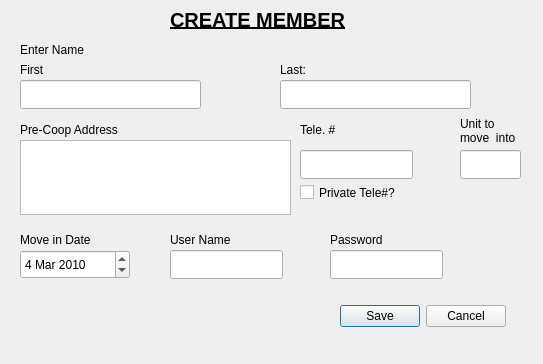
The window that src/view/CreateUser.ui (RachelSugar/cooper) describes before a commit, drawn with Qt 5.
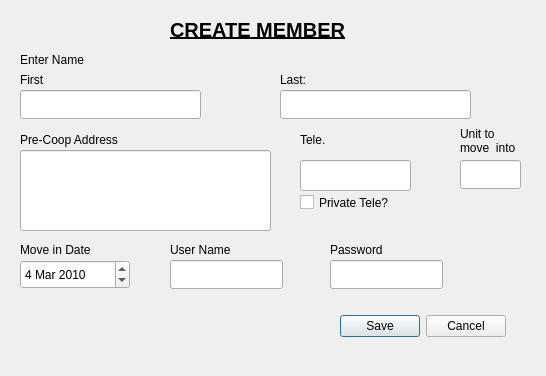
The same window after the commit.

Commit message: Inserting CreateUser files

What changed in the file:
```diff
--- a/src/view/CreateUser.ui
+++ b/src/view/CreateUser.ui
@@ -1,45 +1,22 @@
 <ui version="4.0" >
- <class>Dialog</class>
- <widget class="QDialog" name="Dialog" >
+ <class>CreateUser</class>
+ <widget class="QWidget" name="CreateUser" >
   <property name="geometry" >
    <rect>
     <x>0</x>
     <y>0</y>
-    <width>543</width>
-    <height>364</height>
+    <width>546</width>
+    <height>376</height>
    </rect>
   </property>
   <property name="windowTitle" >
-   <string>Dialog</string>
+   <string>Form</string>
   </property>
-  <widget class="QLineEdit" name="firstName" >
-   <property name="geometry" >
-    <rect>
-     <x>20</x>
-     <y>80</y>
-     <width>181</width>
-     <height>29</height>
-    </rect>
-   </property>
-   <property name="text" >
-    <string/>
-   </property>
-  </widget>
-  <widget class="QLineEdit" name="lastName" >
-   <property name="geometry" >
-    <rect>
-     <x>280</x>
-     <y>80</y>
-     <width>191</width>
-     <height>29</height>
-    </rect>
-   </property>
-  </widget>
   <widget class="QLabel" name="label_2" >
    <property name="geometry" >
     <rect>
      <x>280</x>
-     <y>60</y>
+     <y>70</y>
      <width>61</width>
      <height>19</height>
     </rect>
@@ -48,24 +25,21 @@
     <string>Last:</string>
    </property>
   </widget>
-  <widget class="QLabel" name="label" >
+  <widget class="QLineEdit" name="userName" >
    <property name="geometry" >
     <rect>
-     <x>20</x>
-     <y>60</y>
-     <width>61</width>
-     <height>19</height>
+     <x>170</x>
+     <y>260</y>
+     <width>113</width>
+     <height>29</height>
     </rect>
    </property>
-   <property name="text" >
-    <string>First</string>
-   </property>
   </widget>
   <widget class="QLabel" name="label_3" >
    <property name="geometry" >
     <rect>
      <x>20</x>
-     <y>40</y>
+     <y>50</y>
      <width>81</width>
      <height>19</height>
     </rect>
@@ -74,60 +48,49 @@
     <string>Enter Name</string>
    </property>
   </widget>
-  <widget class="QTextEdit" name="pastAddress" >
+  <widget class="QDialogButtonBox" name="saveCancel" >
    <property name="geometry" >
     <rect>
-     <x>20</x>
-     <y>140</y>
-     <width>271</width>
-     <height>75</height>
+     <x>340</x>
+     <y>310</y>
+     <width>166</width>
+     <height>32</height>
     </rect>
    </property>
+   <property name="standardButtons" >
+    <set>QDialogButtonBox::Cancel|QDialogButtonBox::Save</set>
+   </property>
   </widget>
-  <widget class="QLabel" name="label_4" >
+  <widget class="QLineEdit" name="firstName" >
    <property name="geometry" >
     <rect>
      <x>20</x>
-     <y>120</y>
-     <width>121</width>
-     <height>19</height>
+     <y>90</y>
+     <width>181</width>
+     <height>29</height>
     </rect>
    </property>
    <property name="text" >
-    <string>Pre-Coop Address</string>
+    <string/>
    </property>
   </widget>
-  <widget class="QLineEdit" name="unit" >
+  <widget class="QLineEdit" name="lastName" >
    <property name="geometry" >
     <rect>
-     <x>460</x>
-     <y>150</y>
-     <width>61</width>
+     <x>280</x>
+     <y>90</y>
+     <width>191</width>
      <height>29</height>
     </rect>
    </property>
   </widget>
-  <widget class="QLabel" name="label_5" >
-   <property name="geometry" >
-    <rect>
-     <x>460</x>
-     <y>110</y>
-     <width>71</width>
-     <height>41</height>
-    </rect>
-   </property>
-   <property name="text" >
-    <string>Unit to 
-move  into</string>
-   </property>
-  </widget>
   <widget class="QLineEdit" name="telephone" >
    <property name="geometry" >
     <rect>
      <x>300</x>
-     <y>150</y>
-     <width>113</width>
-     <height>29</height>
+     <y>160</y>
+     <width>111</width>
+     <height>31</height>
     </rect>
    </property>
    <property name="inputMask" >
@@ -137,28 +100,64 @@
     <number>10</number>
    </property>
   </widget>
-  <widget class="QLabel" name="label_6" >
+  <widget class="QLineEdit" name="unit" >
    <property name="geometry" >
     <rect>
-     <x>300</x>
-     <y>120</y>
+     <x>460</x>
+     <y>160</y>
      <width>61</width>
+     <height>29</height>
+    </rect>
+   </property>
+  </widget>
+  <widget class="QLabel" name="label_7" >
+   <property name="geometry" >
+    <rect>
+     <x>20</x>
+     <y>240</y>
+     <width>91</width>
      <height>19</height>
     </rect>
    </property>
    <property name="text" >
-    <string>Tele. #</string>
+    <string>Move in Date</string>
+   </property>
+  </widget>
+  <widget class="QLabel" name="label_8" >
+   <property name="geometry" >
+    <rect>
+     <x>170</x>
+     <y>240</y>
+     <width>81</width>
+     <height>19</height>
+    </rect>
+   </property>
+   <property name="text" >
+    <string>User Name</string>
+   </property>
+  </widget>
+  <widget class="QLineEdit" name="password" >
+   <property name="geometry" >
+    <rect>
+     <x>330</x>
+     <y>260</y>
+     <width>113</width>
+     <height>29</height>
+    </rect>
    </property>
   </widget>
   <widget class="QDateEdit" name="moveInDate" >
    <property name="geometry" >
     <rect>
      <x>20</x>
-     <y>250</y>
+     <y>260</y>
      <width>110</width>
      <height>29</height>
     </rect>
    </property>
+   <property name="buttonSymbols" >
+    <enum>QAbstractSpinBox::UpDownArrows</enum>
+   </property>
    <property name="date" >
     <date>
      <year>2010</year>
@@ -167,57 +166,11 @@
     </date>
    </property>
   </widget>
-  <widget class="QLabel" name="label_7" >
-   <property name="geometry" >
-    <rect>
-     <x>20</x>
-     <y>230</y>
-     <width>91</width>
-     <height>19</height>
-    </rect>
-   </property>
-   <property name="text" >
-    <string>Move in Date</string>
-   </property>
-  </widget>
-  <widget class="QLineEdit" name="userName" >
-   <property name="geometry" >
-    <rect>
-     <x>170</x>
-     <y>250</y>
-     <width>113</width>
-     <height>29</height>
-    </rect>
-   </property>
-  </widget>
-  <widget class="QLineEdit" name="password" >
-   <property name="geometry" >
-    <rect>
-     <x>330</x>
-     <y>250</y>
-     <width>113</width>
-     <height>29</height>
-    </rect>
-   </property>
-  </widget>
-  <widget class="QLabel" name="label_8" >
-   <property name="geometry" >
-    <rect>
-     <x>170</x>
-     <y>230</y>
-     <width>81</width>
-     <height>19</height>
-    </rect>
-   </property>
-   <property name="text" >
-    <string>User Name</string>
-   </property>
-  </widget>
   <widget class="QLabel" name="label_9" >
    <property name="geometry" >
     <rect>
      <x>330</x>
-     <y>230</y>
+     <y>240</y>
      <width>61</width>
      <height>19</height>
     </rect>
@@ -226,24 +179,38 @@
     <string>Password</string>
    </property>
   </widget>
-  <widget class="QDialogButtonBox" name="accept" >
+  <widget class="QCheckBox" name="privateTele" >
    <property name="geometry" >
     <rect>
-     <x>340</x>
-     <y>300</y>
-     <width>166</width>
-     <height>32</height>
+     <x>300</x>
+     <y>190</y>
+     <width>121</width>
+     <height>25</height>
     </rect>
    </property>
-   <property name="standardButtons" >
-    <set>QDialogButtonBox::Cancel|QDialogButtonBox::Save</set>
+   <property name="text" >
+    <string>Private Tele?</string>
+   </property>
+  </widget>
+  <widget class="QLabel" name="label_5" >
+   <property name="geometry" >
+    <rect>
+     <x>460</x>
+     <y>120</y>
+     <width>71</width>
+     <height>41</height>
+    </rect>
+   </property>
+   <property name="text" >
+    <string>Unit to 
+move  into</string>
    </property>
   </widget>
   <widget class="QLabel" name="label_10" >
    <property name="geometry" >
     <rect>
      <x>170</x>
-     <y>10</y>
+     <y>20</y>
      <width>191</width>
      <height>19</height>
     </rect>
@@ -266,17 +233,53 @@
     <string>CREATE MEMBER</string>
    </property>
   </widget>
-  <widget class="QCheckBox" name="privateTele" >
+  <widget class="QLabel" name="label" >
    <property name="geometry" >
     <rect>
-     <x>300</x>
-     <y>180</y>
+     <x>20</x>
+     <y>70</y>
+     <width>61</width>
+     <height>19</height>
+    </rect>
+   </property>
+   <property name="text" >
+    <string>First</string>
+   </property>
+  </widget>
+  <widget class="QLabel" name="label_4" >
+   <property name="geometry" >
+    <rect>
+     <x>20</x>
+     <y>130</y>
      <width>121</width>
-     <height>25</height>
+     <height>19</height>
     </rect>
    </property>
    <property name="text" >
-    <string>Private Tele#?</string>
+    <string>Pre-Coop Address</string>
+   </property>
+  </widget>
+  <widget class="QLabel" name="label_6" >
+   <property name="geometry" >
+    <rect>
+     <x>300</x>
+     <y>130</y>
+     <width>61</width>
+     <height>19</height>
+    </rect>
+   </property>
+   <property name="text" >
+    <string>Tele. </string>
+   </property>
+  </widget>
+  <widget class="QLineEdit" name="pastAddress" >
+   <property name="geometry" >
+    <rect>
+     <x>20</x>
+     <y>150</y>
+     <width>251</width>
+     <height>81</height>
+    </rect>
    </property>
   </widget>
  </widget>
```
The commit also changes 3 other files.
